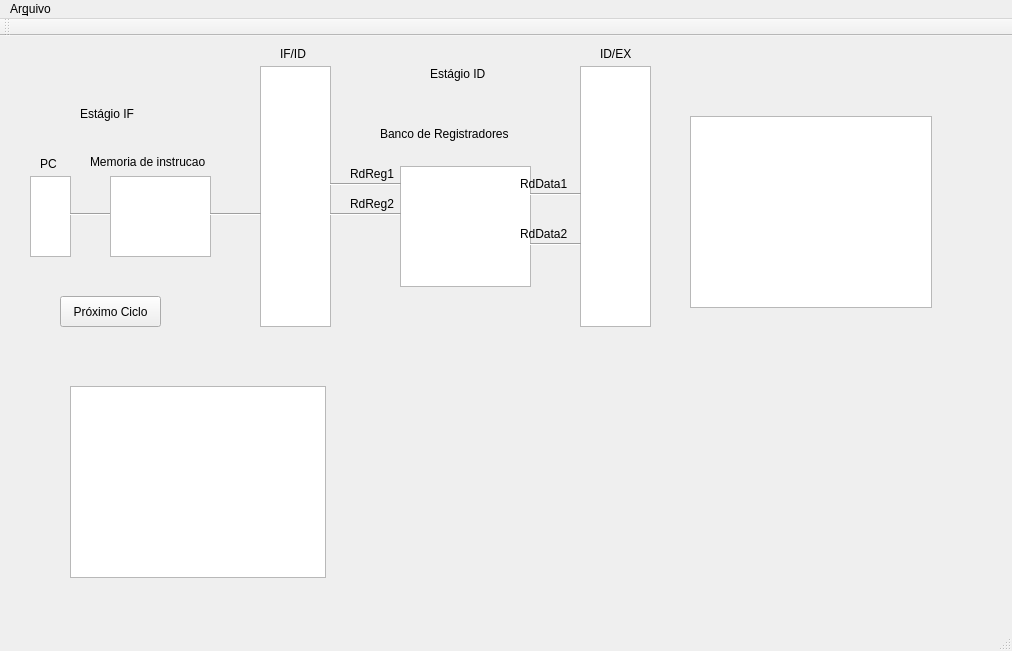
The window that TesteQtGraphics/GraphicsTest/mainwindow.ui (asdomingues/SimuladorMIPS) describes before a commit, drawn with Qt 5.
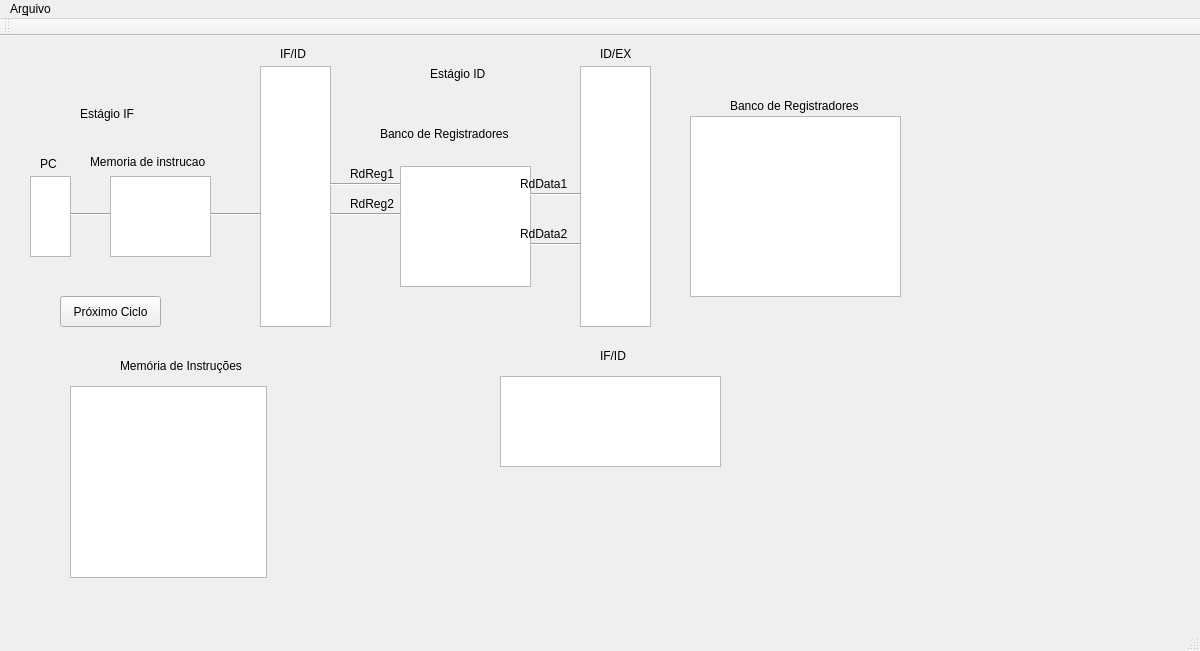
The same window after the commit.

Commit message: table being improved

```diff
--- a/TesteQtGraphics/GraphicsTest/mainwindow.ui
+++ b/TesteQtGraphics/GraphicsTest/mainwindow.ui
@@ -6,7 +6,7 @@
    <rect>
     <x>0</x>
     <y>0</y>
-    <width>1012</width>
+    <width>1200</width>
     <height>651</height>
    </rect>
   </property>
@@ -303,25 +303,113 @@
      <rect>
       <x>690</x>
       <y>80</y>
-      <width>242</width>
-      <height>192</height>
+      <width>211</width>
+      <height>181</height>
      </rect>
     </property>
     <property name="sizePolicy">
-     <sizepolicy hsizetype="Fixed" vsizetype="Expanding">
+     <sizepolicy hsizetype="Expanding" vsizetype="Expanding">
       <horstretch>0</horstretch>
       <verstretch>0</verstretch>
      </sizepolicy>
     </property>
+    <property name="verticalScrollBarPolicy">
+     <enum>Qt::ScrollBarAsNeeded</enum>
+    </property>
+    <property name="horizontalScrollBarPolicy">
+     <enum>Qt::ScrollBarAlwaysOff</enum>
+    </property>
+    <property name="editTriggers">
+     <set>QAbstractItemView::NoEditTriggers</set>
+    </property>
+    <attribute name="verticalHeaderVisible">
+     <bool>false</bool>
+    </attribute>
+    <attribute name="verticalHeaderHighlightSections">
+     <bool>false</bool>
+    </attribute>
    </widget>
    <widget class="QTableWidget" name="instruction_t">
     <property name="geometry">
      <rect>
       <x>70</x>
       <y>350</y>
-      <width>256</width>
+      <width>197</width>
       <height>192</height>
      </rect>
+    </property>
+    <property name="horizontalScrollBarPolicy">
+     <enum>Qt::ScrollBarAlwaysOff</enum>
+    </property>
+    <property name="editTriggers">
+     <set>QAbstractItemView::NoEditTriggers</set>
+    </property>
+    <attribute name="verticalHeaderVisible">
+     <bool>false</bool>
+    </attribute>
+   </widget>
+   <widget class="QLabel" name="label_12">
+    <property name="geometry">
+     <rect>
+      <x>120</x>
+      <y>320</y>
+      <width>161</width>
+      <height>20</height>
+     </rect>
+    </property>
+    <property name="text">
+     <string>Memória de Instruções</string>
+    </property>
+   </widget>
+   <widget class="QLabel" name="label_13">
+    <property name="geometry">
+     <rect>
+      <x>730</x>
+      <y>60</y>
+      <width>161</width>
+      <height>20</height>
+     </rect>
+    </property>
+    <property name="text">
+     <string>Banco de Registradores</string>
+    </property>
+   </widget>
+   <widget class="QTableWidget" name="IFID_t">
+    <property name="geometry">
+     <rect>
+      <x>500</x>
+      <y>340</y>
+      <width>221</width>
+      <height>91</height>
+     </rect>
+    </property>
+    <property name="sizePolicy">
+     <sizepolicy hsizetype="Expanding" vsizetype="Expanding">
+      <horstretch>0</horstretch>
+      <verstretch>0</verstretch>
+     </sizepolicy>
+    </property>
+    <property name="editTriggers">
+     <set>QAbstractItemView::NoEditTriggers</set>
+    </property>
+    <attribute name="verticalHeaderVisible">
+     <bool>false</bool>
+    </attribute>
+    <attribute name="verticalHeaderHighlightSections">
+     <bool>false</bool>
+    </attribute>
+   </widget>
+   <widget class="QLabel" name="label_14">
+    <property name="geometry">
+     <rect>
+      <x>600</x>
+      <y>310</y>
+      <width>63</width>
+      <height>20</height>
+     </rect>
+    </property>
+    <property name="text">
+     <string>IF/ID</string>
     </property>
    </widget>
   </widget>
@@ -330,7 +418,7 @@
     <rect>
      <x>0</x>
      <y>0</y>
-     <width>1012</width>
+     <width>1200</width>
      <height>28</height>
     </rect>
    </property>
```
The commit also changes 5 other files.
